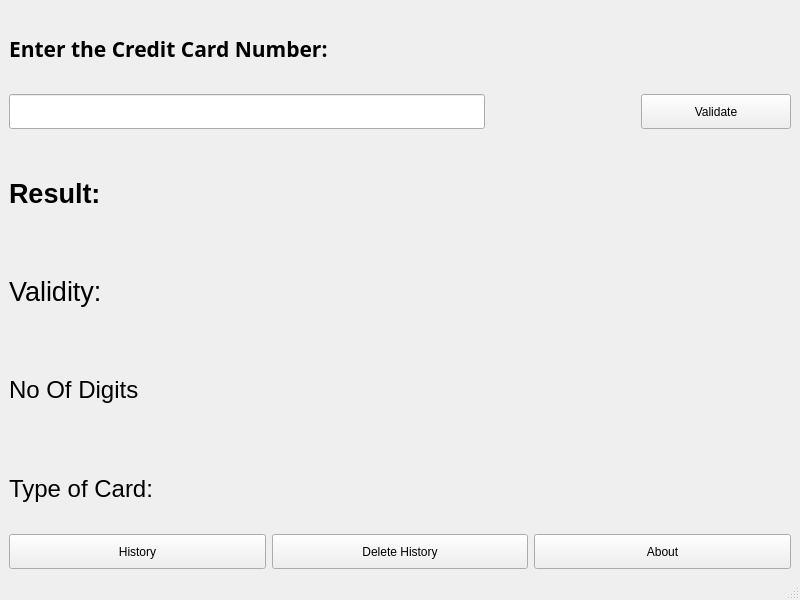
First picture: the form in mainwindow.ui, repository Sugam-Baidya/Credit_card_validator, before the edit.
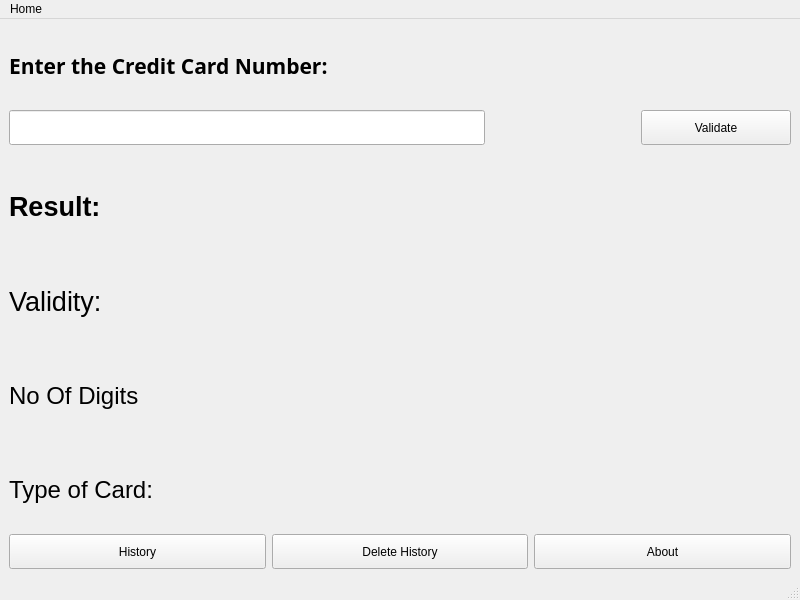
Second picture: the form after the edit.

Patch:
```diff
--- a/mainwindow.ui
+++ b/mainwindow.ui
@@ -359,9 +359,15 @@
      <x>0</x>
      <y>0</y>
      <width>800</width>
-     <height>21</height>
+     <height>25</height>
     </rect>
    </property>
+   <widget class="QMenu" name="menuHome">
+    <property name="title">
+     <string>Home</string>
+    </property>
+   </widget>
+   <addaction name="menuHome"/>
   </widget>
   <widget class="QStatusBar" name="statusbar"/>
  </widget>
```
